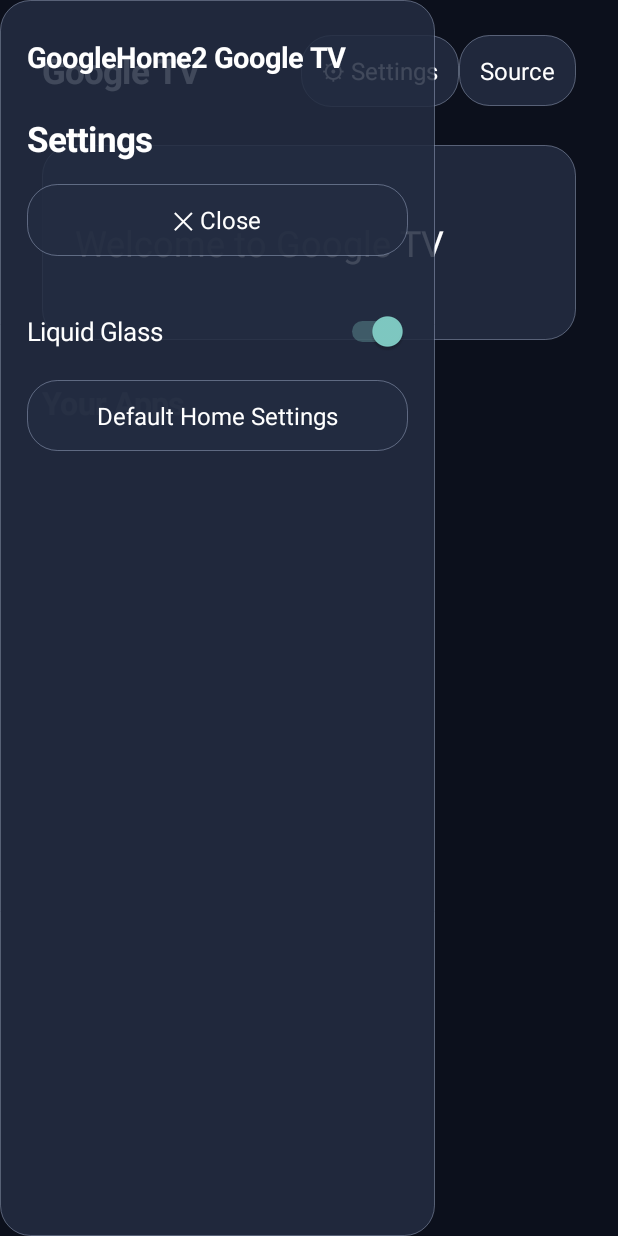
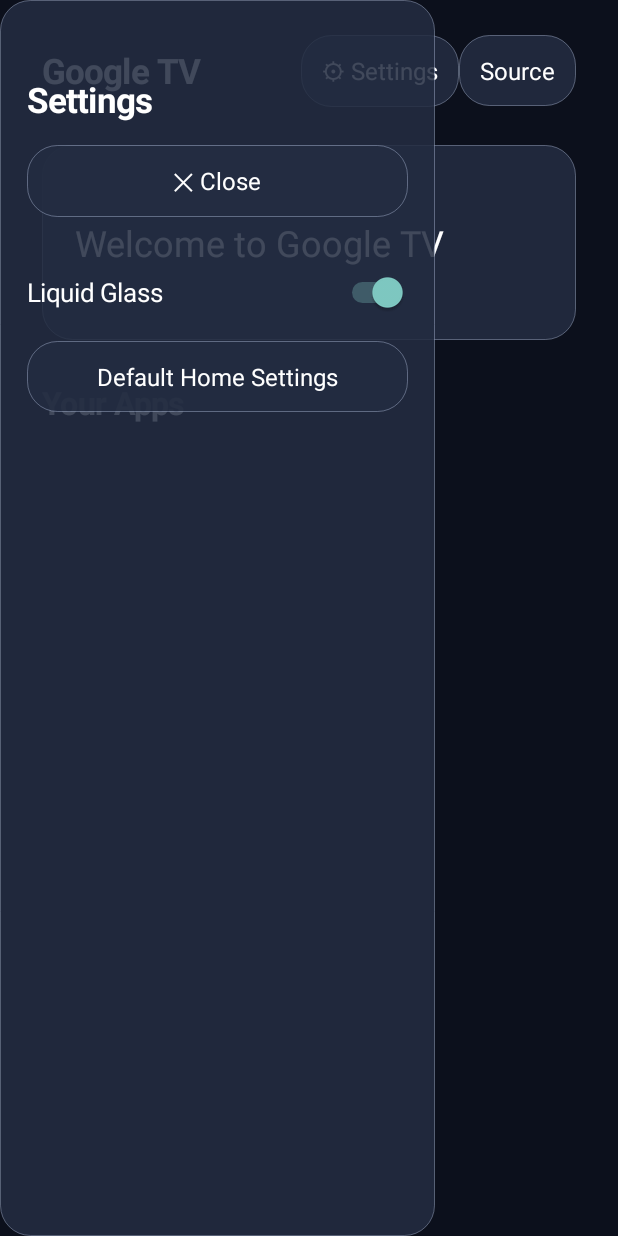
Before and after one commit to aadhim904-jpg/GoogleHome2, an Android app: the screen it shows after launch (HomeActivity), after a tap on "⚙ Settings", on a phone screen of 412 x 824 dp. Run offline under Robolectric (Android 15) with nearby library versions, the phone set to English and light mode, and no system bars.

Commit message:
Remove heading from HomeActivity
Removed heading text from HomeActivity.

```diff
--- a/app/src/main/java/com/aadhim904/googlehome2/HomeActivity.kt
+++ b/app/src/main/java/com/aadhim904/googlehome2/HomeActivity.kt
@@ -262,9 +262,6 @@ class HomeActivity : Activity() {
             isFocusableInTouchMode = true
         }
 
-        val heading = makeText("GoogleHome2 Google TV", 19f)
-        heading.typeface = Typeface.DEFAULT_BOLD
-        panel.addView(heading)
 
         val subHeading = makeText(title, 23f)
         subHeading.typeface = Typeface.DEFAULT_BOLD
```
